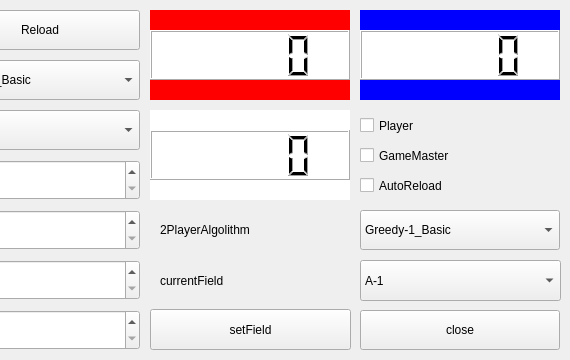
Qt form src/mainwindow.ui (gra1024/Procon30_simulator) before a commit; both pictures show x 280 to 850 and y 0 to 360 of the 850 by 360 pixel window.
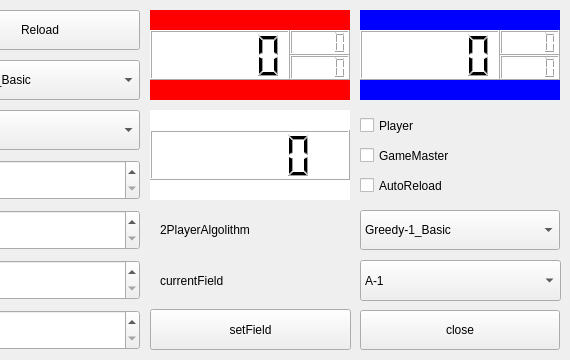
The same form after that commit.

Commit message: [add]ui上でtile,areaを確認可化

```diff
--- a/src/mainwindow.ui
+++ b/src/mainwindow.ui
@@ -416,7 +416,7 @@
     <rect>
      <x>430</x>
      <y>30</y>
-     <width>200</width>
+     <width>140</width>
      <height>50</height>
     </rect>
    </property>
@@ -435,7 +435,7 @@
     <rect>
      <x>640</x>
      <y>30</y>
-     <width>200</width>
+     <width>140</width>
      <height>50</height>
     </rect>
    </property>
@@ -895,6 +895,75 @@
     <string>currentField</string>
    </property>
   </widget>
+  <widget class="QLCDNumber" name="lcdNumber_red_2">
+   <property name="geometry">
+    <rect>
+     <x>570</x>
+     <y>30</y>
+     <width>60</width>
+     <height>25</height>
+    </rect>
+   </property>
+   <property name="styleSheet">
+    <string notr="true">background:#fff</string>
+   </property>
+   <property name="segmentStyle">
+    <enum>QLCDNumber::Filled</enum>
+   </property>
+   <property name="intValue" stdset="0">
+    <number>0</number>
+   </property>
+  </widget>
+  <widget class="QLCDNumber" name="lcdNumber_red_3">
+   <property name="geometry">
+    <rect>
+     <x>570</x>
+     <y>55</y>
+     <width>60</width>
+     <height>25</height>
+    </rect>
+   </property>
+   <property name="styleSheet">
+    <string notr="true">background:#fff</string>
+   </property>
+   <property name="segmentStyle">
+    <enum>QLCDNumber::Filled</enum>
+   </property>
+   <property name="intValue" stdset="0">
+    <number>0</number>
+   </property>
+  </widget>
+  <widget class="QLCDNumber" name="lcdNumber_blue_2">
+   <property name="geometry">
+    <rect>
+     <x>780</x>
+     <y>30</y>
+     <width>60</width>
+     <height>25</height>
+    </rect>
+   </property>
+   <property name="styleSheet">
+    <string notr="true">background:#fff</string>
+   </property>
+  </widget>
+  <widget class="QLCDNumber" name="lcdNumber_blue_3">
+   <property name="geometry">
+    <rect>
+     <x>780</x>
+     <y>55</y>
+     <width>60</width>
+     <height>25</height>
+    </rect>
+   </property>
+   <property name="font">
+    <font>
+     <family>HGP創英角ｺﾞｼｯｸUB</family>
+    </font>
+   </property>
+   <property name="styleSheet">
+    <string notr="true">background:#fff</string>
+   </property>
+  </widget>
  </widget>
  <layoutdefault spacing="6" margin="11"/>
  <resources/>
```
The commit also changes 1 other file.
